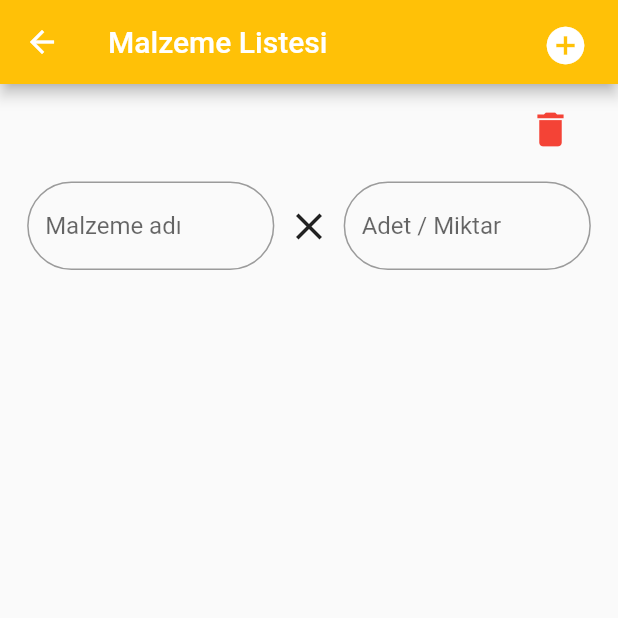
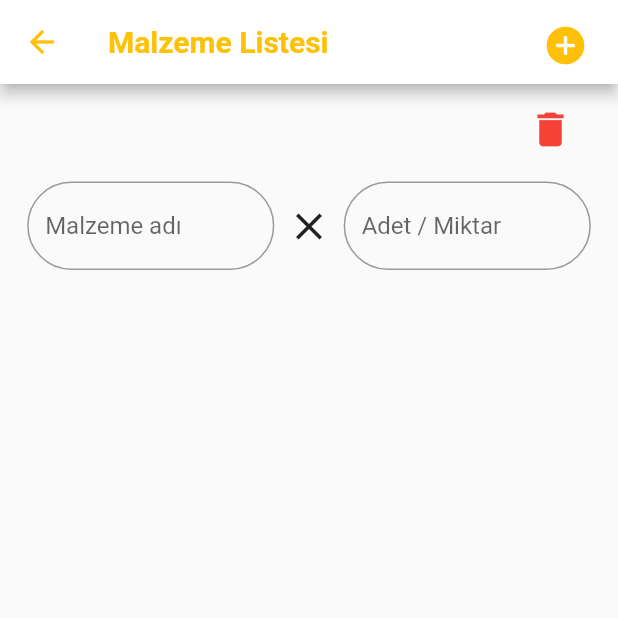
Before and after one commit to gurkanucar/yemek_tarifi_odev_mobil, a Flutter app: the IngredientsPage screen opened directly, after a tap on the "add circle" icon, on a phone screen of 412 x 824 dp, the top half of it. Run offline on Flutter 3.47's test engine with Material 2 defaults, Android fonts, the light colour scheme and no system bars; our stand-ins replace image_picker, shared_preferences; accounts and stored records are empty; network calls fail; statements that could not run were skipped.

Commit message:
button views changed

```diff
--- a/lib/pages/IngredientsPage.dart
+++ b/lib/pages/IngredientsPage.dart
@@ -38,8 +38,11 @@ class _IngredientsPageState extends State<IngredientsPage> {
   Widget build(BuildContext context) {
     return Scaffold(
         appBar: AppBar(
-          title: Text("Malzeme Listesi"),
-          backgroundColor: Colors.amber,
+          iconTheme: IconThemeData(
+            color: Colors.amber, //change your color here
+          ),
+          backgroundColor: Colors.white,
+          title: Text("Malzeme Listesi",style: TextStyle(fontWeight: FontWeight.bold,color: Colors.amber),),
           actions: [
             Material(
                 color: Colors.transparent,
@@ -58,7 +61,7 @@ class _IngredientsPageState extends State<IngredientsPage> {
                       child: Icon(
                         Icons.add_circle,
                         size: 30,
-                        color: Colors.white,
+                        color: Colors.amber,
                       ),
                     ),
                   ),
```
Also changed, not shown: lib/pages/CreateFoodPage.dart (+40 -7 lines), lib/pages/UpdateFoodPage.dart (+39 -5 lines).
